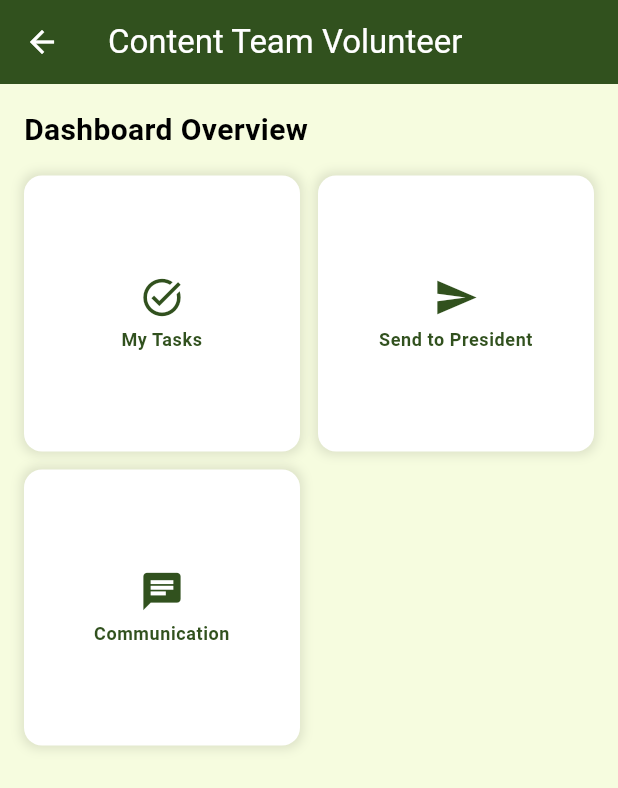
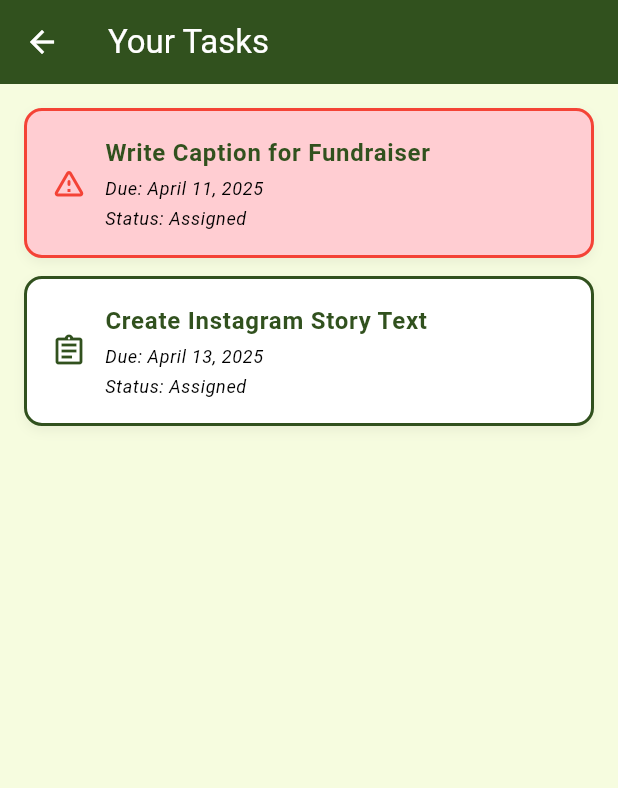
Before and after one commit to Muhammadsaqibsharif/kaar_e_kamal, a Flutter app: the ContentTeamVolunteerDashboardScreen screen opened by its route, after a tap on "My Tasks", on a phone screen of 412 x 824 dp. Shown: the top 788 px of the screen. Run offline on Flutter 3.47's test engine with Material 3 defaults, Android fonts, the light colour scheme and no system bars; our stand-ins replace carousel_slider, file_picker, flutter_cache_manager, font_awesome_flutter, image_picker, percent_indicator and 3 more; accounts and stored records are empty.

Commit message:
Content Team Volunteer Task Screens

```diff
--- a/lib/routes/app_routes.dart
+++ b/lib/routes/app_routes.dart
@@ -2,6 +2,7 @@ import 'package:flutter/material.dart';
 import 'package:kaar_e_kamal/core/theme/theme_settings_screen.dart';
 import 'package:kaar_e_kamal/routes/route_names.dart';
 import 'package:kaar_e_kamal/screens/Teams_%20volunteers/content_team_%20Volunteer/content_team_volunteer_dashboard_screen.dart';
+import 'package:kaar_e_kamal/screens/Teams_%20volunteers/content_team_%20Volunteer/content_team_volunteer_task_screen/ContentTeamVolunteerTaskScreen.dart';
 import 'package:kaar_e_kamal/screens/common/auth/login.dart';
 import 'package:kaar_e_kamal/screens/common/auth/signup.dart';
 import 'package:kaar_e_kamal/screens/common/profile/user_profile_screen.dart';
@@ -165,6 +166,7 @@ class AppRoutes {
 
       //Content Team Volunteer Routes
       RouteNames.ContentTeamVolunteerDashboardScreen: (context) => ContentTeamVolunteerDashboardScreen(),
+      RouteNames.ContentTeamVolunteerTaskScreen: (context) => ContentTeamVolunteerTaskScreen(),
     };
   }
 }
--- a/lib/routes/route_names.dart
+++ b/lib/routes/route_names.dart
@@ -81,4 +81,6 @@ class RouteNames {
   //content team  Volunteer routes
   static const String ContentTeamVolunteerDashboardScreen =
       '/ContentTeamVolunteerDashboardScreen';
+  static const String ContentTeamVolunteerTaskScreen =
+      '/ContentTeamVolunteerTaskScreen';
 }
--- a/lib/screens/Teams_ volunteers/content_team_ Volunteer/content_team_volunteer_dashboard_screen.dart
+++ b/lib/screens/Teams_ volunteers/content_team_ Volunteer/content_team_volunteer_dashboard_screen.dart
@@ -36,13 +36,13 @@ class ContentTeamVolunteerDashboardScreen extends StatelessWidget {
                     title: 'My Tasks',
                     icon: Icons.task_alt,
                     onTap: () {
-                      // Navigator.pushNamed(context,
-                      //     RouteNames.ContentTeamVolunteerTaskScreen);
+                      Navigator.pushNamed(
+                          context, RouteNames.ContentTeamVolunteerTaskScreen);
                     },
                   ),
                   _buildFeatureTile(
                     context,
-                    title: 'Send to President',
+                    title: 'Send to Leader',
                     icon: Icons.send,
                     onTap: () {
                       // Navigator.pushNamed(context,
--- /dev/null
+++ b/lib/screens/Teams_ volunteers/content_team_ Volunteer/content_team_volunteer_task_screen/ContentTeamVolunteerTaskScreen.dart
@@ -0,0 +1,60 @@
+import 'package:flutter/material.dart';
+import 'package:kaar_e_kamal/screens/Teams_%20volunteers/content_team_%20Volunteer/content_team_volunteer_task_screen/ContentTeamVolunteerTaskDetailScreen.dart';
+import 'package:kaar_e_kamal/screens/Teams_ volunteers/content_team_ Volunteer/content_team_volunteer_task_screen/ContentTeamVolunteerUrgentTaskHighlightWidget.dart';
+
+class ContentTeamVolunteerTaskScreen extends StatelessWidget {
+  const ContentTeamVolunteerTaskScreen({super.key});
+
+  @override
+  Widget build(BuildContext context) {
+    // Sample tasks
+    final tasks = [
+      {
+        'title': 'Write Caption for Fundraiser',
+        'description': 'Create a short, catchy caption for the donation post.',
+        'dueDate': 'April 11, 2025',
+        'isUrgent': true,
+        'status': 'Assigned',
+      },
+      {
+        'title': 'Create Instagram Story Text',
+        'description': 'Write engaging text for a Blood Camp Instagram story.',
+        'dueDate': 'April 13, 2025',
+        'isUrgent': false,
+        'status': 'Assigned',
+      },
+    ];
+
+    return Scaffold(
+      appBar: AppBar(
+        title: const Text('Your Tasks'),
+        backgroundColor: Theme.of(context).primaryColor,
+      ),
+      body: ListView.separated(
+        padding: const EdgeInsets.all(16),
+        itemCount: tasks.length,
+        separatorBuilder: (_, __) => const SizedBox(height: 12),
+        itemBuilder: (context, index) {
+          final task = tasks[index];
+          return InkWell(
+            onTap: () {
+              Navigator.push(
+                context,
+                MaterialPageRoute(
+                  builder: (_) =>
+                      ContentTeamVolunteerTaskDetailScreen(task: task),
+                ),
+              );
+            },
+            child: ContentTeamVolunteerUrgentTaskHighlightWidget(
+              title: task['title'] as String,
+              dueDate: task['dueDate'] as String,
+              isUrgent: task['isUrgent'] as bool,
+              status: task['status'] as String,
+            ),
+          );
+        },
+      ),
+    );
+  }
+}
--- /dev/null
+++ b/lib/screens/Teams_ volunteers/content_team_ Volunteer/content_team_volunteer_task_screen/ContentTeamVolunteerUrgentTaskHighlightWidget.dart
@@ -0,0 +1,78 @@
+import 'package:flutter/material.dart';
+
+class ContentTeamVolunteerUrgentTaskHighlightWidget extends StatelessWidget {
+  final String title;
+  final String dueDate;
+  final bool isUrgent;
+  final String status;
+
+  const ContentTeamVolunteerUrgentTaskHighlightWidget({
+    super.key,
+    required this.title,
+    required this.dueDate,
+    required this.isUrgent,
+    required this.status,
+  });
+
+  @override
+  Widget build(BuildContext context) {
+    final theme = Theme.of(context);
+    return Container(
+      decoration: BoxDecoration(
+        color: isUrgent ? Colors.red[100] : Colors.white,
+        border: Border.all(
+          color: isUrgent ? Colors.red : theme.primaryColor,
+          width: 2,
+        ),
+        borderRadius: BorderRadius.circular(12),
+        boxShadow: [
+          BoxShadow(
+            color: Colors.black.withOpacity(0.05),
+            blurRadius: 6,
+            offset: const Offset(0, 3),
+          ),
+        ],
+      ),
+      padding: const EdgeInsets.all(16),
+      child: Row(
+        children: [
+          Icon(
+            isUrgent ? Icons.warning_amber_rounded : Icons.assignment_outlined,
+            color: isUrgent ? Colors.red : theme.primaryColor,
+          ),
+          const SizedBox(width: 12),
+          Expanded(
+            child: Column(
+              crossAxisAlignment: CrossAxisAlignment.start,
+              children: [
+                Text(
+                  title,
+                  style: theme.textTheme.bodyLarge?.copyWith(
+                    fontWeight: FontWeight.bold,
+                    color: theme.primaryColor,
+                  ),
+                ),
+                const SizedBox(height: 4),
+                Text(
+                  'Due: $dueDate',
+                  style: theme.textTheme.bodySmall?.copyWith(
+                    fontStyle: FontStyle.italic,
+                    color: Colors.black,
+                  ),
+                ),
+                const SizedBox(height: 4),
+                Text(
+                  'Status: $status',
+                  style: theme.textTheme.bodySmall?.copyWith(
+                    fontStyle: FontStyle.italic,
+                    color: Colors.black,
+                  ),
+                ),
+              ],
+            ),
+          ),
+        ],
+      ),
+    );
+  }
+}
--- a/pubspec.yaml
+++ b/pubspec.yaml
@@ -50,6 +50,7 @@ dependencies:
   android_intent_plus: ^5.3.0
   font_awesome_flutter: ^10.8.0
   http: ^1.3.0
+  file_picker: ^10.1.2
 
 
 dev_dependencies:
```
Also changed, not shown: lib/screens/Teams_ volunteers/content_team_ Volunteer/content_team_volunteer_task_screen/ContentTeamVolunteerTaskDetailScreen.dart (added, +148 -0 lines), pubspec.lock, 1 other file.
